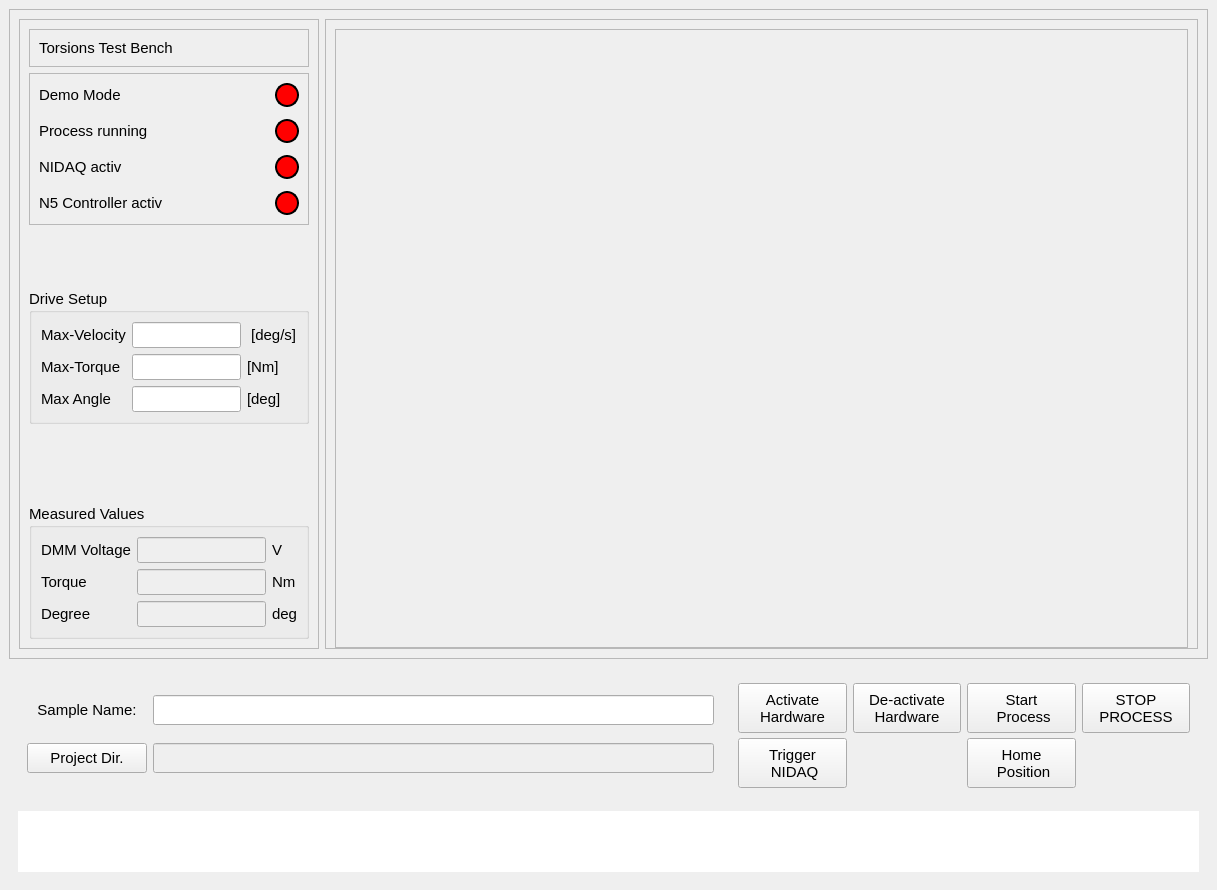
The window that src/gui/torsions_test_stand.ui (RogerGdot/TorsionsTestStand) describes before a commit, drawn with Qt 5.
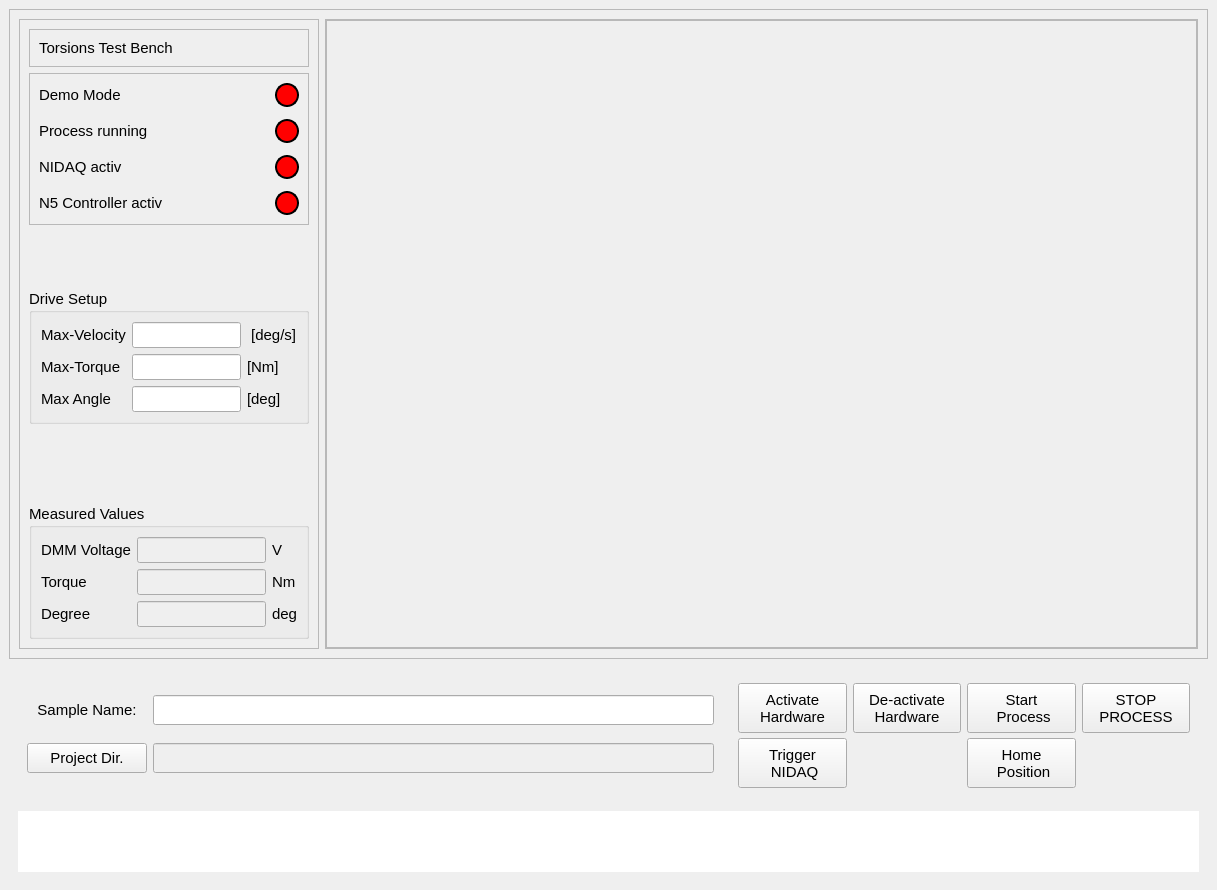
The same window after the commit.

```diff
--- a/src/gui/torsions_test_stand.ui
+++ b/src/gui/torsions_test_stand.ui
@@ -747,6 +747,18 @@
           <enum>QFrame::Raised</enum>
          </property>
          <layout class="QVBoxLayout" name="verticalLayout_7" stretch="0">
+          <property name="spacing">
+           <number>8</number>
+          </property>
+          <property name="leftMargin">
+           <number>0</number>
+          </property>
+          <property name="topMargin">
+           <number>0</number>
+          </property>
+          <property name="rightMargin">
+           <number>0</number>
+          </property>
           <property name="bottomMargin">
            <number>0</number>
           </property>
```
